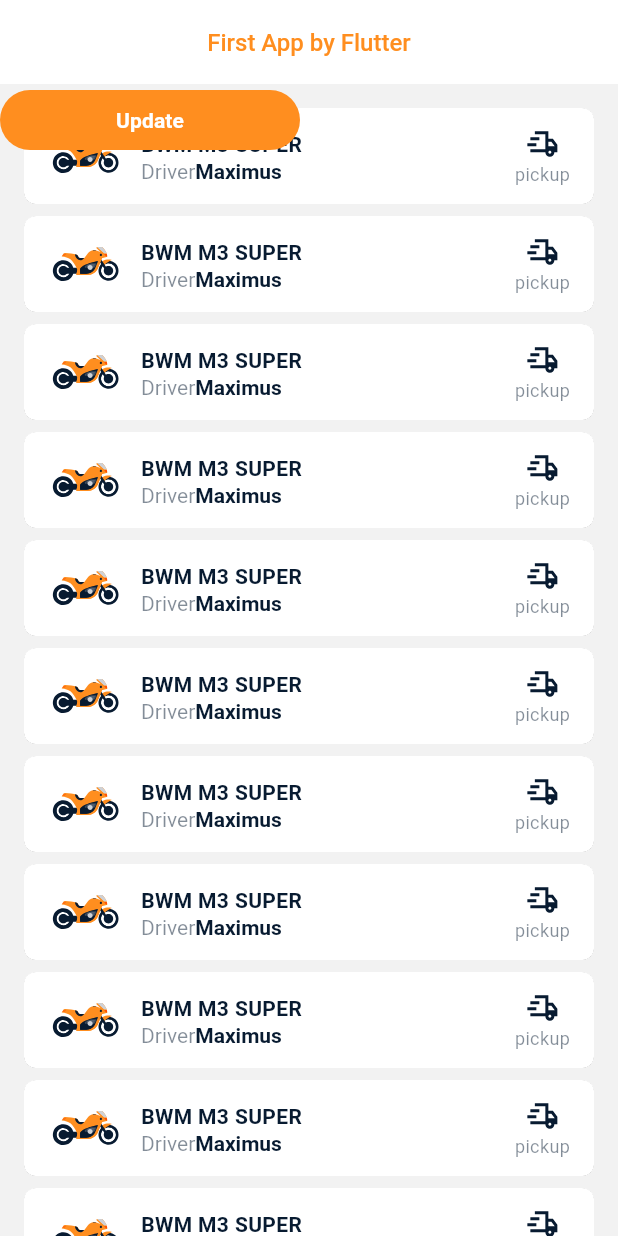
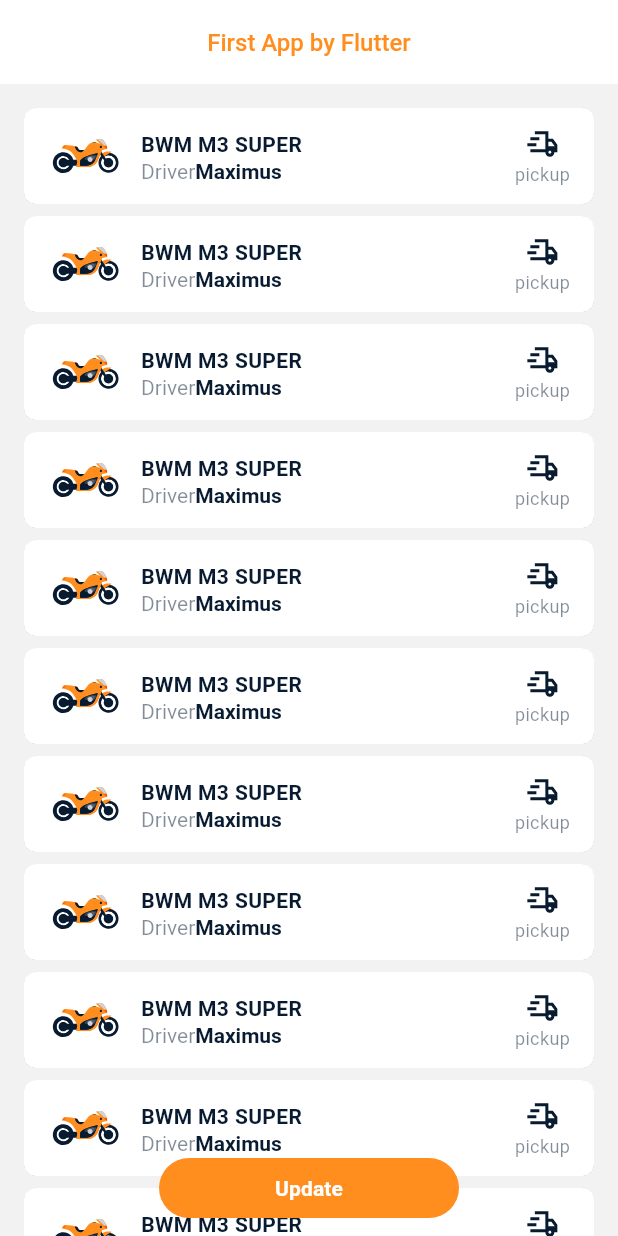
Before and after one commit to ArkHak/first_project_flutter, a Flutter app: the screen it shows after launch, on a phone screen of 412 x 824 dp. Run offline on Flutter 3.47's test engine with Material 3 defaults, Android fonts, the phone set to English and light mode, and no system bars; our stand-ins replace flutter_svg.

Commit message:
step 7  - position accent_button;

```diff
--- a/lib/pages/vehicle/vehicle_list.dart
+++ b/lib/pages/vehicle/vehicle_list.dart
@@ -9,14 +9,23 @@ class VehicleList extends StatelessWidget {
 
   @override
   Widget build(BuildContext context) {
-    return Stack(children: <Widget>[_list(), _updateButton()]);
+    return Stack(children: <Widget>[
+      _list(context),
+      Align(alignment: Alignment.bottomCenter, child: _updateButton())
+    ]);
   }
 
-  Widget _list() {
+  Widget _list(BuildContext context) {
+    final safeBottomPadding = MediaQuery.of(context).padding.bottom;
+    final bottomPadding = (safeBottomPadding + height8) * 2 + height40;
+
     return ListView.separated(
         itemCount: 15,
-        padding: const EdgeInsets.only(
-            left: padding16, top: padding16, right: padding16),
+        padding: EdgeInsets.only(
+            left: padding16,
+            top: padding16,
+            right: padding16,
+            bottom: bottomPadding),
         separatorBuilder: (BuildContext context, int index) {
           return const SizedBox(height: height8);
         },
@@ -26,6 +35,11 @@ class VehicleList extends StatelessWidget {
   }
 
   Widget _updateButton() {
-    return AccentButton(title: "Update", onTap: () {});
+    return SafeArea(
+        child: Padding(
+      padding: const EdgeInsets.only(
+          right: padding16, bottom: padding8, left: padding16),
+      child: AccentButton(title: "Update", onTap: () {}),
+    ));
   }
 }
```
Also changed, not shown: 4 other files.
